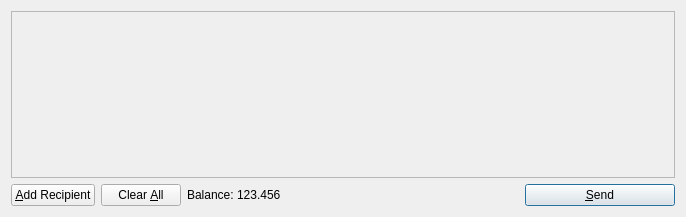
psdgithub/bitcoin, file src/qt/forms/sendcoinsdialog.ui: the form before one commit.
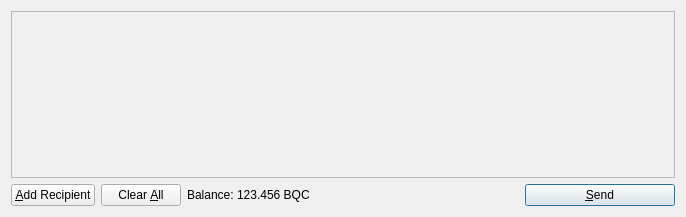
The form after the commit. Icons and pictures are not drawn.

Patch:
```diff
--- a/src/qt/forms/sendcoinsdialog.ui
+++ b/src/qt/forms/sendcoinsdialog.ui
@@ -119,7 +119,7 @@
           <cursorShape>IBeamCursor</cursorShape>
          </property>
          <property name="text">
-          <string>123.456 </string>
+          <string>123.456 BQC</string>
          </property>
          <property name="textInteractionFlags">
           <set>Qt::LinksAccessibleByMouse|Qt::TextSelectableByKeyboard|Qt::TextSelectableByMouse</set>
```
